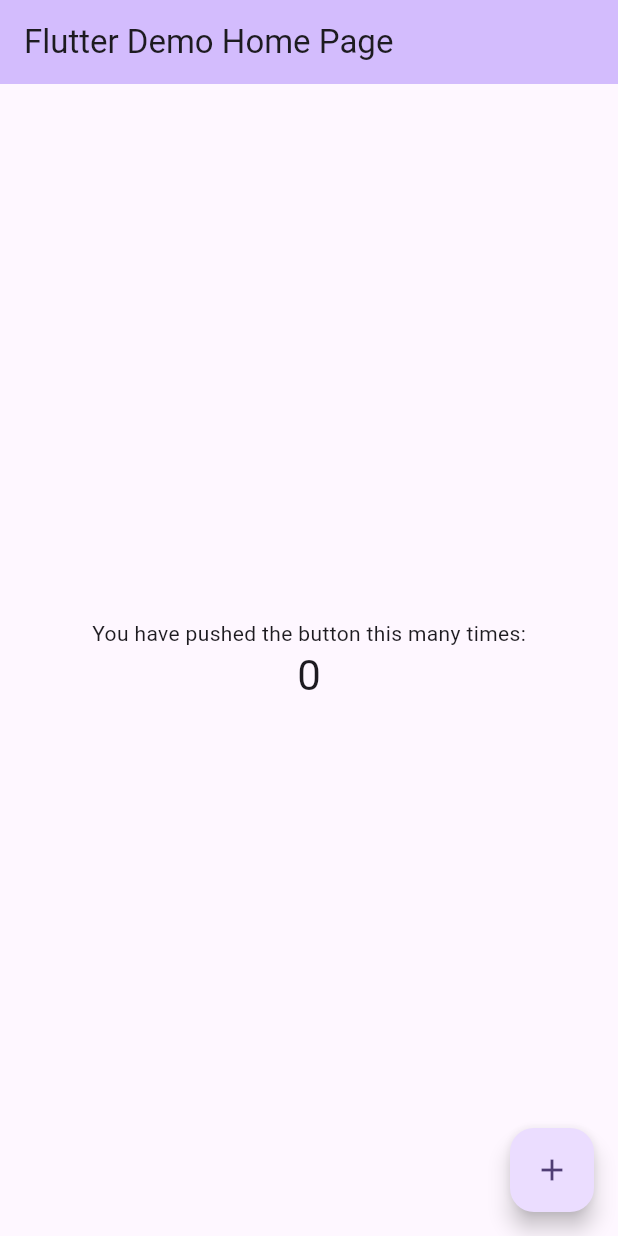
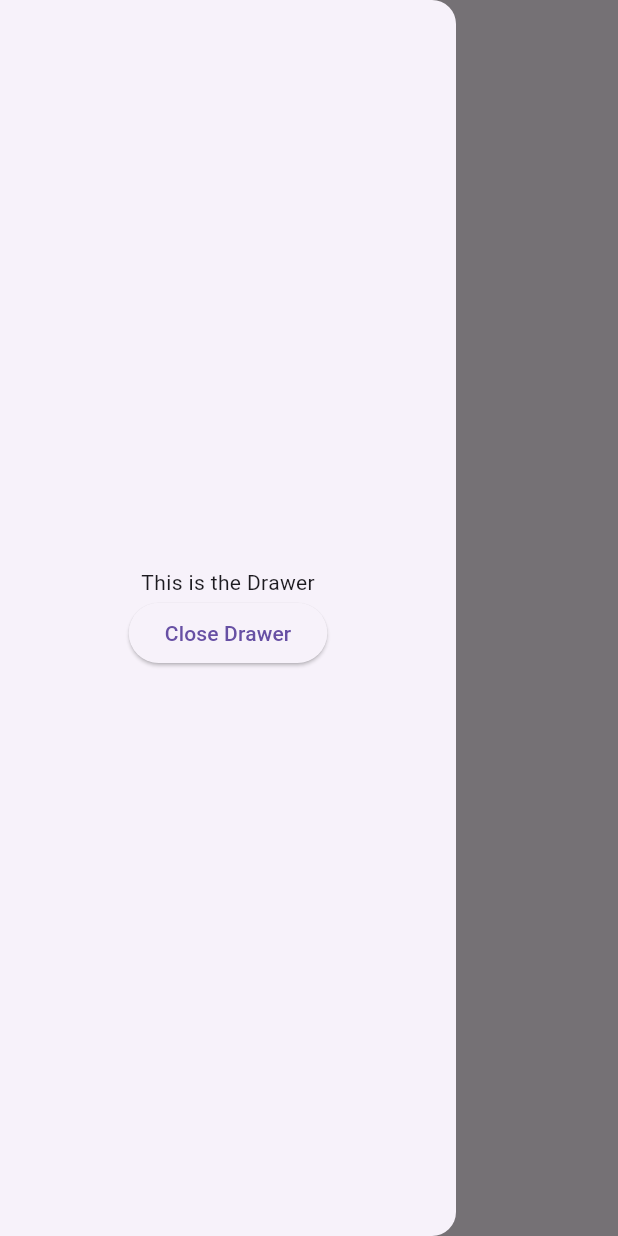
Before and after one commit to MKHarsha03/ExamPrepAI, a Flutter app: the screen it shows after launch, with the side drawer open (before the commit the screen has no drawer), on a phone screen of 412 x 824 dp. Run offline on Flutter 3.47's test engine with Material 3 defaults, Android fonts, the phone set to English and light mode, and no system bars.

Commit message:
Learning how to use navigation drawers for application

```diff
--- a/examai/lib/main.dart
+++ b/examai/lib/main.dart
@@ -1,125 +1,58 @@
 import 'package:flutter/material.dart';
 
-void main() {
-  runApp(const MyApp());
-}
+void main() => runApp(const ExamAI());
 
-class MyApp extends StatelessWidget {
-  const MyApp({super.key});
-
-  // This widget is the root of your application.
+class ExamAI extends StatelessWidget {
+  const ExamAI({super.key});
   @override
   Widget build(BuildContext context) {
-    return MaterialApp(
-      title: 'Flutter Demo',
-      theme: ThemeData(
-        // This is the theme of your application.
-        //
-        // TRY THIS: Try running your application with "flutter run". You'll see
-        // the application has a purple toolbar. Then, without quitting the app,
-        // try changing the seedColor in the colorScheme below to Colors.green
-        // and then invoke "hot reload" (save your changes or press the "hot
-        // reload" button in a Flutter-supported IDE, or press "r" if you used
-        // the command line to start the app).
-        //
-        // Notice that the counter didn't reset back to zero; the application
-        // state is not lost during the reload. To reset the state, use hot
-        // restart instead.
-        //
-        // This works for code too, not just values: Most code changes can be
-        // tested with just a hot reload.
-        colorScheme: ColorScheme.fromSeed(seedColor: Colors.deepPurple),
-        useMaterial3: true,
-      ),
-      home: const MyHomePage(title: 'Flutter Demo Home Page'),
-    );
+    return MaterialApp(title: "ExamAI", home: ExamAIApp());
   }
 }
 
-class MyHomePage extends StatefulWidget {
-  const MyHomePage({super.key, required this.title});
-
-  // This widget is the home page of your application. It is stateful, meaning
-  // that it has a State object (defined below) that contains fields that affect
-  // how it looks.
-
-  // This class is the configuration for the state. It holds the values (in this
-  // case the title) provided by the parent (in this case the App widget) and
-  // used by the build method of the State. Fields in a Widget subclass are
-  // always marked "final".
-
-  final String title;
-
+class ExamAIApp extends StatefulWidget {
+  const ExamAIApp({super.key});
   @override
-  State<MyHomePage> createState() => _MyHomePageState();
+  State<ExamAIApp> createState() => _ExamAIApp();
 }
 
-class _MyHomePageState extends State<MyHomePage> {
-  int _counter = 0;
+class _ExamAIApp extends State<ExamAIApp> {
+  bool shadowColor = false;
+  double? scrolledUnderElevation;
+  final GlobalKey<ScaffoldState> _scaffoldKey = GlobalKey<ScaffoldState>();
 
-  void _incrementCounter() {
-    setState(() {
-      // This call to setState tells the Flutter framework that something has
-      // changed in this State, which causes it to rerun the build method below
-      // so that the display can reflect the updated values. If we changed
-      // _counter without calling setState(), then the build method would not be
-      // called again, and so nothing would appear to happen.
-      _counter++;
-    });
+  // void _openDrawer() {
+  //   _scaffoldKey.currentState!.openDrawer();
+  // }
+
+  void _closeDrawer() {
+    Navigator.of(context).pop();
   }
 
   @override
   Widget build(BuildContext context) {
-    // This method is rerun every time setState is called, for instance as done
-    // by the _incrementCounter method above.
-    //
-    // The Flutter framework has been optimized to make rerunning build methods
-    // fast, so that you can just rebuild anything that needs updating rather
-    // than having to individually change instances of widgets.
     return Scaffold(
+      key: _scaffoldKey,
       appBar: AppBar(
-        // TRY THIS: Try changing the color here to a specific color (to
-        // Colors.amber, perhaps?) and trigger a hot reload to see the AppBar
-        // change color while the other colors stay the same.
-        backgroundColor: Theme.of(context).colorScheme.inversePrimary,
-        // Here we take the value from the MyHomePage object that was created by
-        // the App.build method, and use it to set our appbar title.
-        title: Text(widget.title),
-      ),
-      body: Center(
-        // Center is a layout widget. It takes a single child and positions it
-        // in the middle of the parent.
-        child: Column(
-          // Column is also a layout widget. It takes a list of children and
-          // arranges them vertically. By default, it sizes itself to fit its
-          // children horizontally, and tries to be as tall as its parent.
-          //
-          // Column has various properties to control how it sizes itself and
-          // how it positions its children. Here we use mainAxisAlignment to
-          // center the children vertically; the main axis here is the vertical
-          // axis because Columns are vertical (the cross axis would be
-          // horizontal).
-          //
-          // TRY THIS: Invoke "debug painting" (choose the "Toggle Debug Paint"
-          // action in the IDE, or press "p" in the console), to see the
-          // wireframe for each widget.
-          mainAxisAlignment: MainAxisAlignment.center,
-          children: <Widget>[
-            const Text(
-              'You have pushed the button this many times:',
-            ),
-            Text(
-              '$_counter',
-              style: Theme.of(context).textTheme.headlineMedium,
-            ),
-          ],
+        title: Text(
+          "ExamAI",
         ),
       ),
-      floatingActionButton: FloatingActionButton(
-        onPressed: _incrementCounter,
-        tooltip: 'Increment',
-        child: const Icon(Icons.add),
-      ), // This trailing comma makes auto-formatting nicer for build methods.
+      drawer: Drawer(
+        child: SafeArea(
+          child: Center(
+            child: Column(
+                mainAxisAlignment: MainAxisAlignment.center,
+                children: <Widget>[
+                  const Text('This is the Drawer'),
+                  ElevatedButton(
+                    onPressed: _closeDrawer,
+                    child: const Text('Close Drawer'),
+                  )
+                ]),
+          ),
+        ),
+      ),
     );
   }
 }
```
